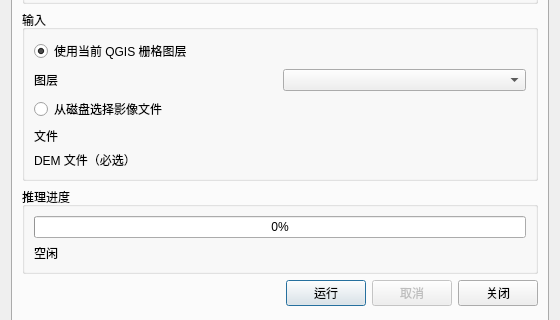
Qt form land_cover_classification/land_cover_classification_dialog_base.ui (ZDongFan/semantic_segmentation) before a commit; both pictures show x 0 to 560 and y 134 to 454 of the 560 by 610 pixel window.
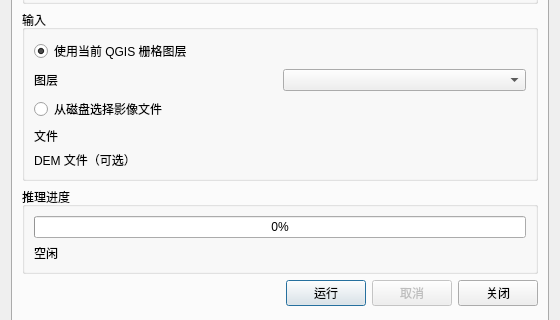
The same form after that commit. Custom widgets are drawn as their Qt base class.

Commit message: 将DEM作为一个可选输入，同步修改全局推理和区域推理的逻辑

The edit to the form file:
```diff
--- a/land_cover_classification/land_cover_classification_dialog_base.ui
+++ b/land_cover_classification/land_cover_classification_dialog_base.ui
@@ -113,7 +113,7 @@
           <item row="4" column="0">
            <widget class="QLabel" name="demFileLabel">
             <property name="text">
-             <string>DEM 文件（必选）</string>
+             <string>DEM 文件（可选）</string>
             </property>
            </widget>
           </item>
```
The commit also changes 7 other files.
